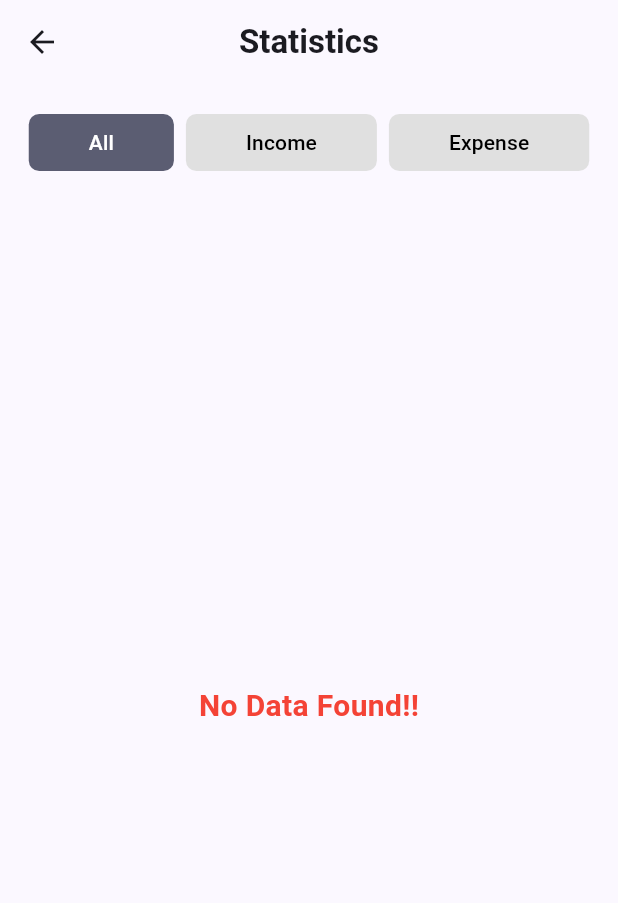
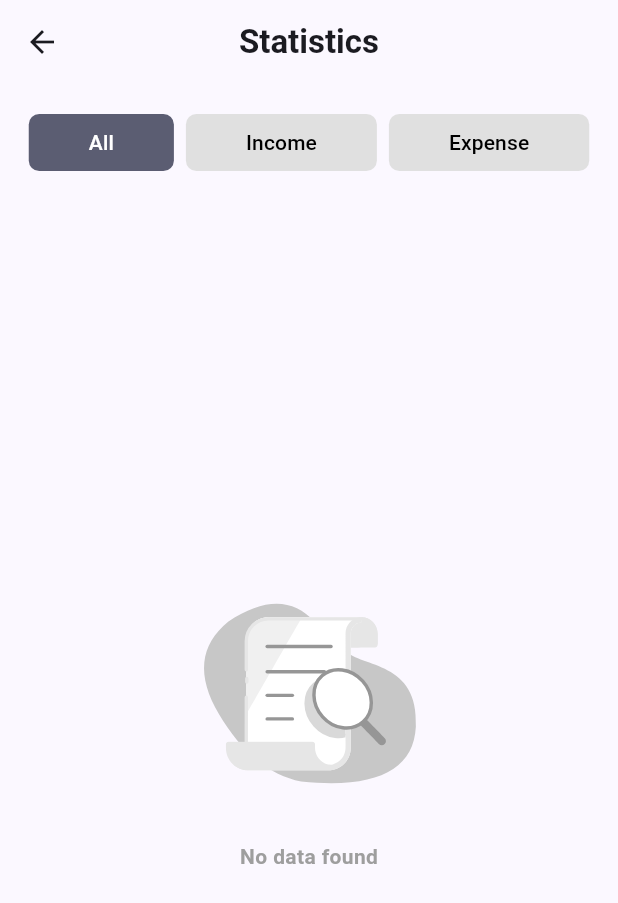
Before and after one commit to shadu-rz/Walletwise, a Flutter app: the screen it shows after launch, after a tap on "Statistics", on a phone screen of 412 x 824 dp. Shown: the top 903 px of the screen. Run offline on Flutter 3.47's test engine with Material 2 defaults, Android fonts, the phone set to English and light mode, and no system bars; drawn by our look-alikes of buttons_tabbar; our stand-ins replace animated_text_kit, flutter_slidable, flutter_speed_dial, hive_flutter, lottie, share_plus and 1 more; missing offline and left inert: flutter_email_sender; accounts and stored records are empty.

Commit message:
name changed to walletwise and somany code changes

```diff
--- a/lib/screens/Pie_chart/overAll/graph_over_view.dart
+++ b/lib/screens/Pie_chart/overAll/graph_over_view.dart
@@ -1,38 +1,40 @@
 import 'package:flutter/material.dart';
+import 'package:lottie/lottie.dart';
 import 'package:provider/provider.dart';
 import 'package:syncfusion_flutter_charts/charts.dart';
 import 'package:wallet_app/provider/transaction_provider.dart';
 
+class GraphOverView extends StatelessWidget {
+  GraphOverView({super.key});
 
-class GraphOverView extends StatelessWidget {
-   GraphOverView({super.key});
-
- final TooltipBehavior tooltipBehavior = TooltipBehavior(enable: true);
+  final TooltipBehavior tooltipBehavior = TooltipBehavior(enable: true);
   @override
   Widget build(BuildContext context) {
-
     return SafeArea(
       child: Scaffold(
         body: Consumer<TransactionProvider>(
-          builder: (BuildContext context,  value,
-              Widget? child) {
+          builder: (BuildContext context, value, Widget? child) {
             Map incomeMap = {'name': 'Income', "amount": value.incomeTotal};
             Map expenseMap = {"name": "Expense", "amount": value.expenseTotal};
             List<Map> totalMap = [incomeMap, expenseMap];
             return value.overviewGraphTransactions.isEmpty
-                ? const SizedBox(
+                ? SizedBox(
                     child: Center(
                       child: Column(
                         mainAxisAlignment: MainAxisAlignment.center,
                         crossAxisAlignment: CrossAxisAlignment.center,
                         children: [
-                          Text(
-                            'No Data Found!!',
+                          Lottie.asset(
+                            'assets/lotties/animation_ln4pztav.json',
+                            width: 200,
+                            height: 200,
+                            fit: BoxFit.fill,
+                          ),
+                          const Text(
+                            'No data found',
                             style: TextStyle(
-                              fontWeight: FontWeight.bold,
-                              fontSize: 20,
-                              color: Colors.red,
-                            ),
+                                fontWeight: FontWeight.bold,
+                                color: Colors.grey),
                           )
                         ],
                       ),
@@ -46,7 +48,6 @@ class GraphOverView extends StatelessWidget {
                         xValueMapper: (Map data, _) => data['name'],
                         yValueMapper: (Map data, _) => data['amount'],
                         dataLabelSettings: const DataLabelSettings(
-
                           isVisible: true,
                           textStyle: TextStyle(
                               fontSize: 15,
--- a/lib/screens/home/home_screen.dart
+++ b/lib/screens/home/home_screen.dart
@@ -11,6 +11,7 @@ import 'package:wallet_app/screens/home/widgets/floating_action.dart';
 import 'package:wallet_app/screens/settings_screen/settings_screen.dart';
 import 'package:wallet_app/screens/transaction/edit/edit_trans.dart';
 import 'package:wallet_app/screens/transaction/view%20all%20transaction/view_all.dart';
+import 'package:lottie/lottie.dart';
 
 class HomeScreen extends StatelessWidget {
   const HomeScreen({
@@ -77,9 +78,9 @@ class HomeScreen extends StatelessWidget {
                           // color: Colors.amber,
                           child: const Row(
                             mainAxisAlignment: MainAxisAlignment.center,
-                            children:  [
+                            children: [
                               Text(
-                                'WalletApp',
+                                'Walletwise',
                                 style: TextStyle(
                                   fontWeight: FontWeight.w700,
                                   fontSize: 18,
@@ -155,7 +156,7 @@ class HomeScreen extends StatelessWidget {
                                 Container(
                                   decoration: BoxDecoration(
                                     borderRadius: BorderRadius.circular(15),
-                                    color: Colors.green,
+                                    color: Colors.white,
                                   ),
                                   height: screenSize.width * 0.25,
                                   width: screenSize.width * 0.4,
@@ -210,10 +211,10 @@ class HomeScreen extends StatelessWidget {
                           width: screenSize.width * 0.4,
                           decoration: BoxDecoration(
                             borderRadius: BorderRadius.circular(15),
-                            color: Colors.red,
+                            color: Colors.white,
                           ),
                           child: Card(
-                            elevation: 5,
+                            elevation: 10,
                             child: Column(
                               mainAxisAlignment: MainAxisAlignment.center,
                               children: [
@@ -283,7 +284,6 @@ class HomeScreen extends StatelessWidget {
                                       textAlign: TextAlign.center,
                                       style: TextStyle(
                                         color: Colors.black45,
-
                                         fontWeight: FontWeight.w700,
                                         fontSize: 16,
                                       ),
@@ -329,7 +329,6 @@ class HomeScreen extends StatelessWidget {
                 ],
               ),
               SizedBox(
-                // color: Colors.blue,
                 height: screenSize.height * 0.6,
                 child: Consumer<TransactionProvider>(
                   builder: (ctx, provider, Widget? _) {
@@ -481,22 +480,15 @@ class HomeScreen extends StatelessWidget {
                             },
                             itemCount: provider.transactionListProvider.length,
                           )
-                        : const SizedBox(
+                        : SizedBox(
                             child: Padding(
                               padding:
-                                  EdgeInsets.symmetric(vertical: 130),
-                              child: Column(
-                                // mainAxisAlignment: MainAxisAlignment.center,
-                                children: [
-                                  Text(
-                                    'No Data Transactions Found!!',
-                                    style: TextStyle(
-                                      fontWeight: FontWeight.bold,
-                                      fontSize: 20,
-                                      color: Colors.red,
-                                    ),
-                                  )
-                                ],
+                                  const EdgeInsets.symmetric(vertical: 120),
+                              child: Lottie.asset(
+                                'assets/lotties/animation_ln4pztav.json',
+                                width: 200,
+                                height: 200,
+                                fit: BoxFit.fill,
                               ),
                             ),
                           );
@@ -508,33 +500,6 @@ class HomeScreen extends StatelessWidget {
         ),
       ),
       floatingActionButton: const FloatingActionHomeScreen(),
-      // floatingActionButton: Padding(
-      //   padding: const EdgeInsets.symmetric(horizontal: 40, vertical: 0),
-      //   child: Row(
-      //     mainAxisAlignment: MainAxisAlignment.spaceBetween,
-      //     children: [
-      //       const SizedBox(width: 10),
-      //       FloatingActionButton.extended(
-      //         label: const Text('Category'),
-      //         onPressed: () {
-      //           Navigator.of(context).push(MaterialPageRoute(
-      //             builder: (context) => const CategoryScreen(),
-      //           ));
-      //         },
-      //         // child: const Text('Category'),
-      //       ),
-      //       // const Spacer(),
-      //       FloatingActionButton.extended(
-      //         onPressed: () {
-      //           Navigator.of(context).push(MaterialPageRoute(
-      //             builder: (context) => ScreenAddTransaction(),
-      //           ));
-      //         },
-      //         label: const Text('Add Transaction'),
-      //       ),
-      //     ],
-      //   ),
-      // ),
     );
   }
 
--- a/lib/screens/settings_screen/about/screen_about.dart
+++ b/lib/screens/settings_screen/about/screen_about.dart
@@ -17,7 +17,7 @@ class ScreenAbout extends StatelessWidget {
         child: Column(
           mainAxisAlignment: MainAxisAlignment.center,
           children: [
-            Text('Wallet App',
+            Text('Walletwise',
                 style: TextStyle(fontWeight: FontWeight.bold, fontSize: 18)),
             Text('Developed By MOHAMED SHADULI',
                 style: TextStyle(fontStyle: FontStyle.italic)),
--- a/lib/screens/splash/animated_text.dart
+++ b/lib/screens/splash/animated_text.dart
@@ -22,7 +22,7 @@ class AnimatedTextWidget extends StatelessWidget {
       child: AnimatedTextKit(
         animatedTexts: [
           ColorizeAnimatedText(
-            'WALLET APP',
+            'WALLETWISE',
             textStyle: colorizeTextStyle,
             colors: colorizeColors,
           ),
--- a/lib/screens/transaction/edit/edit_trans.dart
+++ b/lib/screens/transaction/edit/edit_trans.dart
@@ -10,6 +10,7 @@ import 'package:wallet_app/provider/add_transaction_provider.dart';
 import 'package:wallet_app/provider/category_provider.dart';
 import 'package:wallet_app/provider/transaction_provider.dart';
 
+// ignore: must_be_immutable
 class EditTransaction extends StatelessWidget {
   EditTransaction({
     Key? key,
--- a/pubspec.yaml
+++ b/pubspec.yaml
@@ -15,18 +15,19 @@ dependencies:
   flutter:
     sdk: flutter
   flutter_email_sender: 5.2.0
+  flutter_launcher_icons: ^0.13.1
   flutter_slidable: 2.0.0
   flutter_speed_dial: 6.2.0
   hive: 2.2.3
   hive_flutter: 1.1.0
   intl: 0.18.0
-  provider:
+  lottie: ^2.6.0
+  provider: null
   share_plus: 6.3.1
   syncfusion_flutter_charts: 20.4.44
 
 dev_dependencies:
   build_runner: 2.3.3
-  flutter_launcher_icons: ^0.12.0
   flutter_lints: 2.0.0
   flutter_test:
     sdk: flutter
@@ -44,6 +45,7 @@ flutter:
   assets:
     - assets/images/ic_launcher.png
     - assets/images/Document Icon.png
+    - assets/lotties/animation_ln4pztav.json
   # fonts:
   #   - family: Schyler
   #     fonts:
```
Also changed, not shown: assets/lotties/animation_ln4pztav.json (added, +1 -0 lines), lib/screens/Pie_chart/expenses/expense_chart.dart (+12 -7 lines), lib/screens/Pie_chart/income/income_chart.dart (+12 -18 lines), lib/screens/settings_screen/settings_screen.dart (+4 -4 lines), lib/screens/transaction/view all transaction/transaction_list.dart (+14 -4 lines), assets/images/ic_launcher.png, pubspec.lock, 36 other files.
